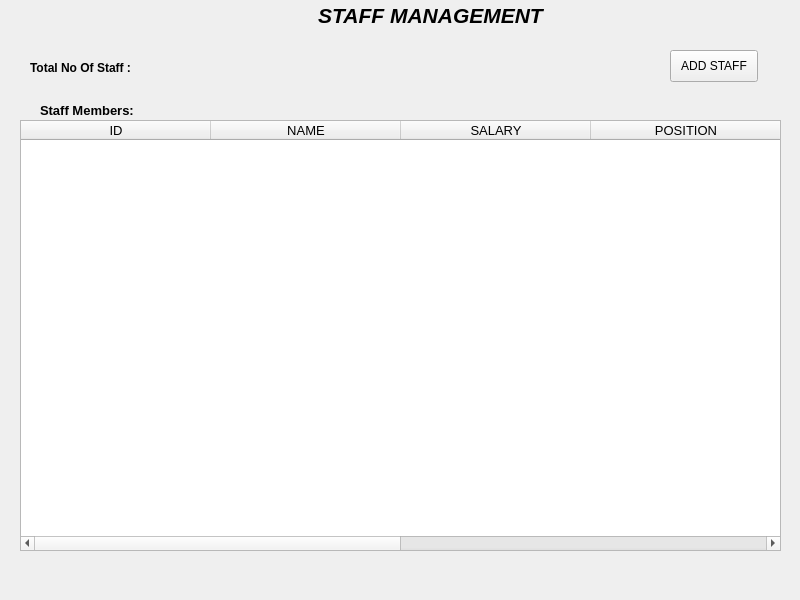
Qt form RMS_qt/staff.ui (dev-pratik02/RMS) before a commit.
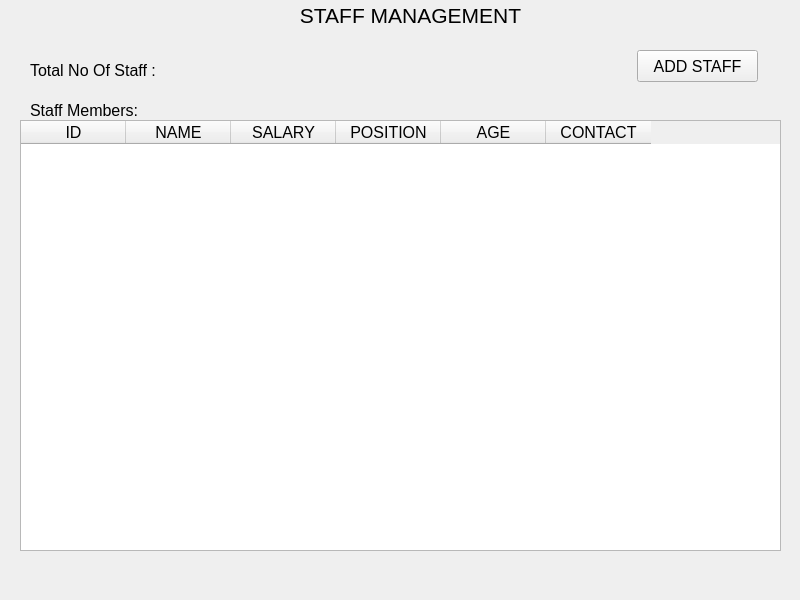
The same form after that commit.

```diff
--- a/RMS_qt/staff.ui
+++ b/RMS_qt/staff.ui
@@ -17,7 +17,7 @@
    <widget class="QLabel" name="staffmanagement">
     <property name="geometry">
      <rect>
-      <x>260</x>
+      <x>240</x>
       <y>0</y>
       <width>341</width>
       <height>31</height>
@@ -25,9 +25,10 @@
     </property>
     <property name="font">
      <font>
+      <family>Arial</family>
       <pointsize>16</pointsize>
-      <italic>true</italic>
-      <bold>true</bold>
+      <italic>false</italic>
+      <bold>false</bold>
      </font>
     </property>
     <property name="text">
@@ -42,13 +43,15 @@
      <rect>
       <x>30</x>
       <y>60</y>
-      <width>136</width>
-      <height>16</height>
+      <width>181</width>
+      <height>21</height>
      </rect>
     </property>
     <property name="font">
      <font>
-      <bold>true</bold>
+      <family>Arial</family>
+      <pointsize>12</pointsize>
+      <bold>false</bold>
      </font>
     </property>
     <property name="text">
@@ -58,16 +61,17 @@
    <widget class="QLabel" name="staffmembers_2">
     <property name="geometry">
      <rect>
-      <x>40</x>
+      <x>30</x>
       <y>100</y>
-      <width>151</width>
+      <width>161</width>
       <height>20</height>
      </rect>
     </property>
     <property name="font">
      <font>
-      <pointsize>10</pointsize>
-      <bold>true</bold>
+      <family>Arial</family>
+      <pointsize>12</pointsize>
+      <bold>false</bold>
      </font>
     </property>
     <property name="text">
@@ -77,16 +81,16 @@
    <widget class="QPushButton" name="ADDSTAFF">
     <property name="geometry">
      <rect>
-      <x>670</x>
+      <x>637</x>
       <y>50</y>
-      <width>88</width>
+      <width>121</width>
       <height>32</height>
      </rect>
     </property>
     <property name="font">
      <font>
       <family>Arial</family>
-      <pointsize>9</pointsize>
+      <pointsize>12</pointsize>
       <bold>false</bold>
      </font>
     </property>
@@ -103,16 +107,23 @@
       <height>431</height>
      </rect>
     </property>
+    <property name="maximumSize">
+     <size>
+      <width>761</width>
+      <height>16777215</height>
+     </size>
+    </property>
     <property name="font">
      <font>
-      <pointsize>10</pointsize>
+      <family>Arial</family>
+      <pointsize>12</pointsize>
      </font>
     </property>
     <property name="columnCount">
      <number>6</number>
     </property>
     <attribute name="horizontalHeaderDefaultSectionSize">
-     <number>190</number>
+     <number>105</number>
     </attribute>
     <column>
      <property name="text">
```
